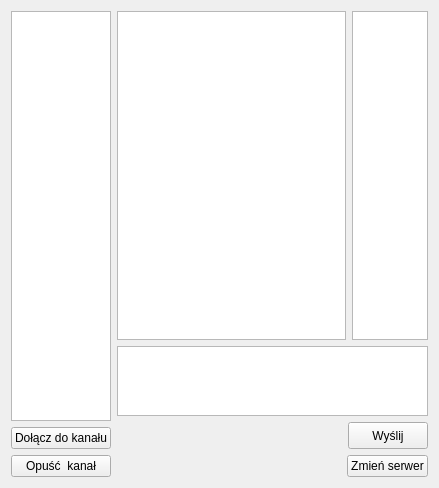
This is client/mainwindow.ui in eplightning/yet-another-irc-clone as Qt 5 draws it before an edit. The edited form follows.
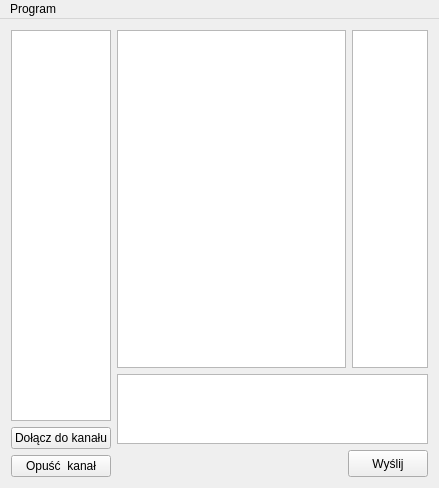
This is the edited form.

Commit message: Dodany manu bar w gui.

```diff
--- a/client/mainwindow.ui
+++ b/client/mainwindow.ui
@@ -131,46 +131,6 @@
           </item>
          </layout>
         </item>
-        <item>
-         <layout class="QHBoxLayout" name="horizontalLayout_3">
-          <item>
-           <spacer name="horizontalSpacer_4">
-            <property name="orientation">
-             <enum>Qt::Horizontal</enum>
-            </property>
-            <property name="sizeHint" stdset="0">
-             <size>
-              <width>40</width>
-              <height>20</height>
-             </size>
-            </property>
-           </spacer>
-          </item>
-          <item>
-           <spacer name="horizontalSpacer_3">
-            <property name="orientation">
-             <enum>Qt::Horizontal</enum>
-            </property>
-            <property name="sizeHint" stdset="0">
-             <size>
-              <width>40</width>
-              <height>20</height>
-             </size>
-            </property>
-           </spacer>
-          </item>
-          <item>
-           <widget class="QPushButton" name="serverChangingButton">
-            <property name="styleSheet">
-             <string notr="true"/>
-            </property>
-            <property name="text">
-             <string>Zmień serwer</string>
-            </property>
-           </widget>
-          </item>
-         </layout>
-        </item>
        </layout>
       </item>
      </layout>
@@ -183,6 +143,34 @@
    <zorder>horizontalSpacer_3</zorder>
    <zorder>horizontalSpacer_4</zorder>
   </widget>
+  <widget class="QMenuBar" name="menuBar">
+   <property name="geometry">
+    <rect>
+     <x>0</x>
+     <y>0</y>
+     <width>439</width>
+     <height>27</height>
+    </rect>
+   </property>
+   <widget class="QMenu" name="menuProgram">
+    <property name="title">
+     <string>Program</string>
+    </property>
+    <addaction name="actionChangeServer"/>
+    <addaction name="actionQuit"/>
+   </widget>
+   <addaction name="menuProgram"/>
+  </widget>
+  <action name="actionChangeServer">
+   <property name="text">
+    <string>Zmień serwer</string>
+   </property>
+  </action>
+  <action name="actionQuit">
+   <property name="text">
+    <string>Wyjście</string>
+   </property>
+  </action>
  </widget>
  <layoutdefault spacing="6" margin="11"/>
  <resources/>
```
Left out of the diff: 24 changed lines with no effect on the pictures. The commit also changes 4 other files.
